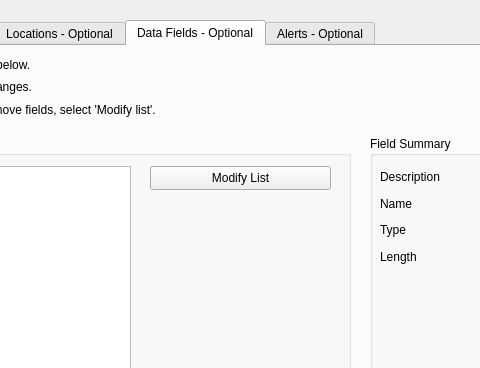
vishal7245/icmr, file ui_files/new_lab_dialog.ui: the form before one commit; both pictures show x 172 to 652 and y 0 to 368 of the 1080 by 600 pixel window.
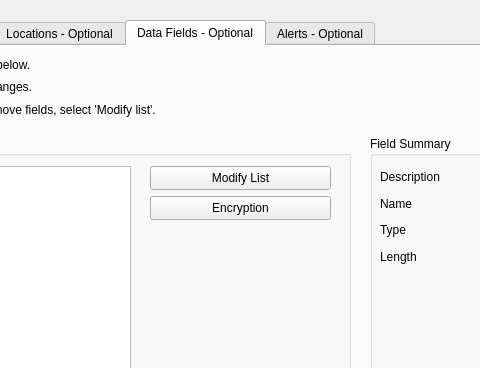
The form after the commit. The open tabs and pages were chosen to show the change.

Patch:
```diff
--- a/ui_files/new_lab_dialog.ui
+++ b/ui_files/new_lab_dialog.ui
@@ -692,6 +692,19 @@
        <string>0</string>
       </property>
      </widget>
+     <widget class="QPushButton" name="encryption_button">
+      <property name="geometry">
+       <rect>
+        <x>280</x>
+        <y>60</y>
+        <width>181</width>
+        <height>24</height>
+       </rect>
+      </property>
+      <property name="text">
+       <string>Encryption</string>
+      </property>
+     </widget>
     </widget>
     <widget class="QGroupBox" name="groupBox_7">
      <property name="geometry">
```
